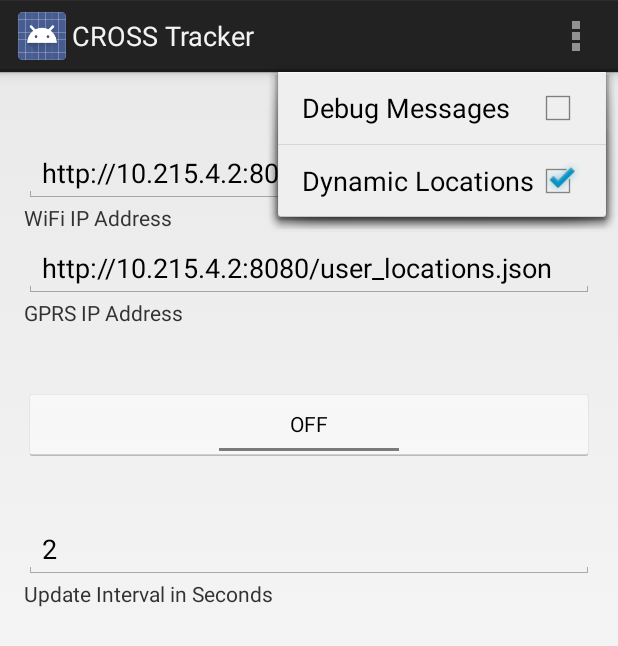
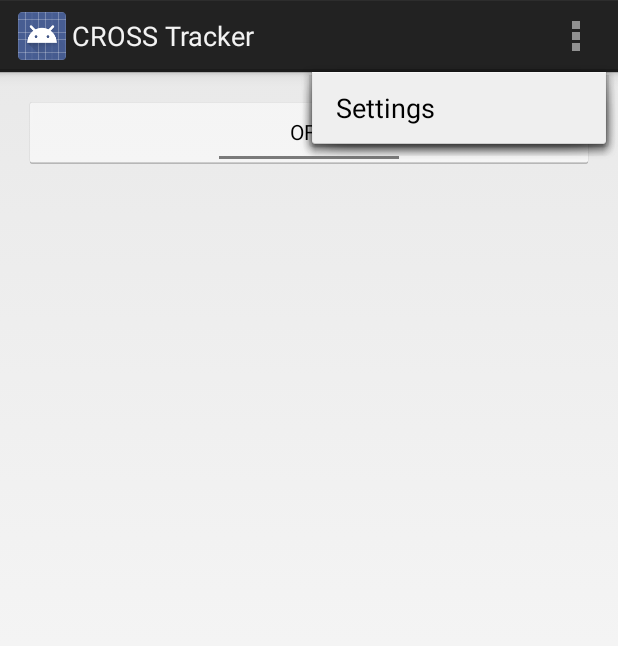
Before and after one commit to ervteng/CellPhoneInfo, an Android app: the screen it shows after launch (CellPhoneInfo), with the options menu open, on a phone screen of 412 x 824 dp. Shown: the top 646 px of the screen. Run offline under Robolectric (Android 15) with nearby library versions, the phone set to English and light mode, and no system bars.

Commit message:
Moved settings to PreferenceActivity, made main UI much simpler.

```diff
--- a/app/build.gradle
+++ b/app/build.gradle
@@ -18,7 +18,7 @@ android {
 }
 
 dependencies {
-    compile 'com.android.support:support-v4:+'
+    compile files('libs/reyna-2.6.jar')
+    compile 'com.android.support:support-v4:19.+'
     compile 'com.google.android.gms:play-services:+'
-    compile files('libs/reyna-2.6.jar')
 }
--- a/app/src/main/java/com/crossmobile/phonetracker/StartCROSSTracker.java
+++ b/app/src/main/java/com/crossmobile/phonetracker/StartCROSSTracker.java
@@ -15,12 +15,6 @@ public class StartCROSSTracker extends BroadcastReceiver {
     public void onReceive(Context context, Intent intent) {
         if (Intent.ACTION_BOOT_COMPLETED.equals(intent.getAction())) {
             Intent i = new Intent(context, GPSTracker.class);
-            i.putExtra("IP", context.getString(R.string.defaultWifiAddress));
-            i.putExtra("IP_mobile", context.getString(R.string.defaultWifiAddress));
-            i.putExtra("DebugOn", false);
-            i.putExtra("updateInterval",Integer.valueOf(context.getString(R.string.defaultInterval)));
-            i.putExtra("DynamicOn", true);
-            i.putExtra("SendOnMobile",true);
             context.startService(i);
         }
     }
--- a/app/src/main/res/layout/activity_cell_phone_info.xml
+++ b/app/src/main/res/layout/activity_cell_phone_info.xml
@@ -8,74 +8,17 @@
     android:paddingTop="@dimen/activity_vertical_margin"
     tools:context=".CellPhoneInfo" >
 
-    <EditText
-        android:id="@+id/editText2"
-        android:layout_width="800dp"
-        android:layout_height="wrap_content"
-        android:layout_alignParentTop="true"
-        android:layout_centerHorizontal="true"
-        android:layout_marginTop="32dp"
-        android:ems="10"
-        android:text="@string/defaultWifiAddress" >
-
-        <requestFocus />
-    </EditText>
 
     <ToggleButton
         android:id="@+id/toggleButton1"
         android:layout_width="wrap_content"
         android:layout_height="wrap_content"
-        android:layout_alignLeft="@+id/editTextGPRS"
-        android:layout_alignRight="@+id/editTextGPRS"
-        android:layout_below="@+id/editTextGPRS"
-        android:layout_marginTop="60dp"
-        android:text="ToggleButton" />
+        android:text="ToggleButton"
+        android:layout_alignParentTop="true"
+        android:layout_alignParentLeft="true"
+        android:layout_alignParentStart="true"
+        android:layout_alignParentRight="true"
+        android:layout_alignParentEnd="true" />
 
-    <EditText
-        android:id="@+id/editTextGPRS"
-        android:layout_width="800dp"
-        android:layout_height="wrap_content"
-        android:layout_alignLeft="@+id/editText2"
-        android:layout_below="@+id/editText2"
-        android:layout_marginTop="24dp"
-        android:ems="10"
-        android:text="@string/defaultGPRSAddress" />
-
-    <TextView
-        android:id="@+id/textView2"
-        android:layout_width="wrap_content"
-        android:layout_height="wrap_content"
-        android:layout_alignLeft="@+id/editText2"
-        android:layout_below="@+id/editText2"
-        android:text="WiFi IP Address" />
-
-    <EditText
-        android:id="@+id/editTextUpdateInterval"
-        android:layout_width="800dp"
-        android:layout_height="wrap_content"
-        android:layout_marginTop="40dp"
-        android:ems="10"
-        android:text="@string/defaultInterval"
-        android:inputType="number"
-        android:layout_below="@+id/toggleButton1"
-        android:layout_alignParentLeft="true"
-        android:layout_alignParentStart="true" />
-
-    <TextView
-        android:id="@+id/textView1"
-        android:layout_width="wrap_content"
-        android:layout_height="wrap_content"
-        android:layout_alignLeft="@+id/editTextGPRS"
-        android:layout_below="@+id/editTextGPRS"
-        android:text="GPRS IP Address" />
-
-    <TextView
-        android:id="@+id/textView"
-        android:layout_width="wrap_content"
-        android:layout_height="wrap_content"
-        android:text="Update Interval in Seconds"
-        android:layout_below="@+id/editTextUpdateInterval"
-        android:layout_alignParentLeft="true"
-        android:layout_alignParentStart="true" />
 
 </RelativeLayout>
--- a/app/src/main/res/menu/cell_phone_info.xml
+++ b/app/src/main/res/menu/cell_phone_info.xml
@@ -1,16 +1,8 @@
 <menu xmlns:android="http://schemas.android.com/apk/res/android" >
-
     <item
-        android:id="@+id/debug"
-        android:title="Debug Messages"
+        android:id="@+id/settings"
+        android:title="Settings"
         android:showAsAction="never"
-        android:checkable="true"
-        android:checked="false"/>
-    <item
-        android:id="@+id/dynamic"
-        android:title="Dynamic Locations"
-        android:showAsAction="never"
-        android:checkable="true"
-        android:checked="true"/>
+        android:checkable="false"/>
 
 </menu>
```
Also changed, not shown: app/src/main/AndroidManifest.xml (+27 -17 lines), app/src/main/java/com/crossmobile/phonetracker/CellPhoneInfo.java (+7 -63 lines), app/src/main/java/com/crossmobile/phonetracker/GPSTracker.java (+20 -17 lines), app/src/main/java/com/crossmobile/phonetracker/SettingsActivity.java (added, +34 -0 lines), app/src/main/java/com/crossmobile/phonetracker/SettingsFragment.java (added, +17 -0 lines), app/src/main/res/values/strings.xml (+12 -0 lines), app/src/main/res/xml/preferences.xml (added, +36 -0 lines).
